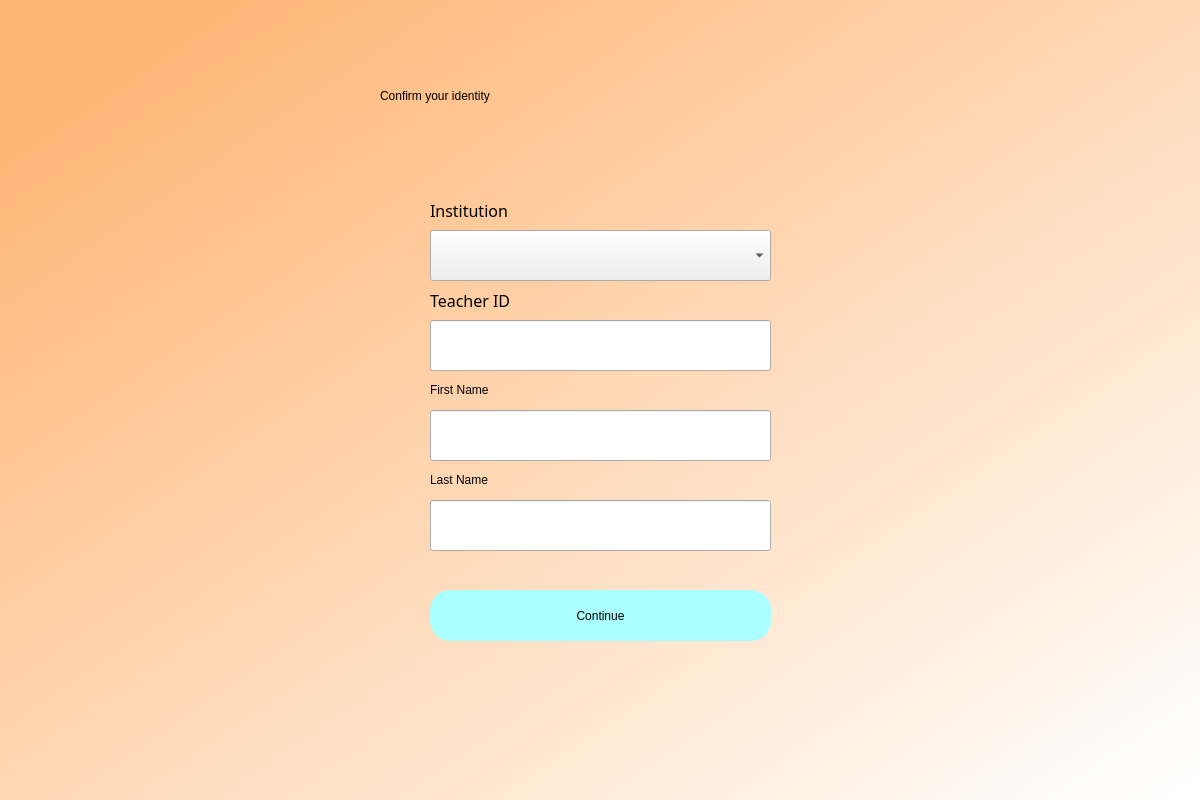
First picture: the form in teacher.ui, repository cnTalon/READ, before the edit.
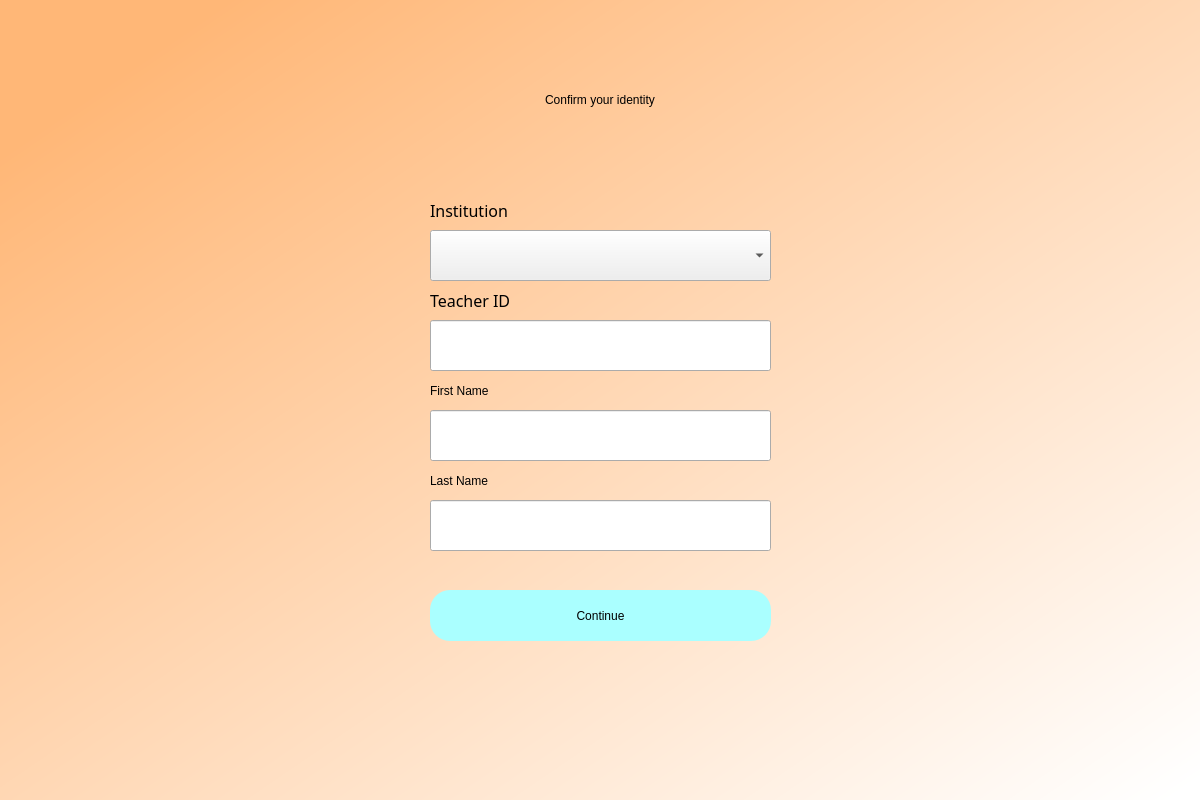
Second picture: the form after the edit.

Commit message: fixed label sizing

What changed in the file:
```diff
--- a/teacher.ui
+++ b/teacher.ui
@@ -27,23 +27,6 @@
 background-color:qlineargradient(spread:pad, x1:0.091, y1:0.101636, x2:0.991379, y2:0.977, stop:0 rgb(255, 183, 119), stop:1 rgba(255, 255, 255, 255));}
 </string>
    </property>
-   <widget class="QLabel" name="label">
-    <property name="geometry">
-     <rect>
-      <x>380</x>
-      <y>60</y>
-      <width>451</width>
-      <height>71</height>
-     </rect>
-    </property>
-    <property name="styleSheet">
-     <string notr="true">
-font: 36pt &quot;DengXian&quot;; color:rgb(0,0,0)</string>
-    </property>
-    <property name="text">
-     <string>Confirm your identity</string>
-    </property>
-   </widget>
    <widget class="QPushButton" name="signup">
     <property name="geometry">
      <rect>
@@ -76,47 +59,6 @@
 font: 12pt &quot;MS Shell Dlg 2&quot;;</string>
     </property>
    </widget>
-   <widget class="QLabel" name="label_3">
-    <property name="geometry">
-     <rect>
-      <x>430</x>
-      <y>290</y>
-      <width>81</width>
-      <height>20</height>
-     </rect>
-    </property>
-    <property name="font">
-     <font>
-      <family>DengXian</family>
-      <pointsize>12</pointsize>
-      <weight>50</weight>
-      <italic>false</italic>
-      <bold>false</bold>
-     </font>
-    </property>
-    <property name="styleSheet">
-     <string notr="true">font: 12pt &quot;DengXian&quot;;</string>
-    </property>
-    <property name="text">
-     <string>Teacher ID</string>
-    </property>
-   </widget>
-   <widget class="QLabel" name="label_4">
-    <property name="geometry">
-     <rect>
-      <x>430</x>
-      <y>380</y>
-      <width>81</width>
-      <height>20</height>
-     </rect>
-    </property>
-    <property name="styleSheet">
-     <string notr="true">font: 12pt &quot;DengXian&quot;;</string>
-    </property>
-    <property name="text">
-     <string>First Name</string>
-    </property>
-   </widget>
    <widget class="QLabel" name="error">
     <property name="geometry">
      <rect>
@@ -133,22 +75,6 @@
      <string/>
     </property>
    </widget>
-   <widget class="QLabel" name="label_5">
-    <property name="geometry">
-     <rect>
-      <x>430</x>
-      <y>470</y>
-      <width>81</width>
-      <height>20</height>
-     </rect>
-    </property>
-    <property name="styleSheet">
-     <string notr="true">font: 12pt &quot;DengXian&quot;;</string>
-    </property>
-    <property name="text">
-     <string>Last Name</string>
-    </property>
-   </widget>
    <widget class="QLineEdit" name="lastname">
     <property name="geometry">
      <rect>
@@ -177,31 +103,6 @@
 font: 12pt &quot;MS Shell Dlg 2&quot;;</string>
     </property>
    </widget>
-   <widget class="QLabel" name="label_6">
-    <property name="geometry">
-     <rect>
-      <x>430</x>
-      <y>200</y>
-      <width>81</width>
-      <height>20</height>
-     </rect>
-    </property>
-    <property name="font">
-     <font>
-      <family>DengXian</family>
-      <pointsize>12</pointsize>
-      <weight>50</weight>
-      <italic>false</italic>
-      <bold>false</bold>
-     </font>
-    </property>
-    <property name="styleSheet">
-     <string notr="true">font: 12pt &quot;DengXian&quot;;</string>
-    </property>
-    <property name="text">
-     <string>Institution</string>
-    </property>
-   </widget>
    <widget class="QComboBox" name="comboBox">
     <property name="geometry">
      <rect>
@@ -257,6 +158,135 @@
      <string/>
     </property>
    </widget>
+   <widget class="QWidget" name="verticalLayoutWidget">
+    <property name="geometry">
+     <rect>
+      <x>380</x>
+      <y>70</y>
+      <width>441</width>
+      <height>61</height>
+     </rect>
+    </property>
+    <layout class="QVBoxLayout" name="verticalLayout">
+     <item alignment="Qt::AlignHCenter|Qt::AlignVCenter">
+      <widget class="QLabel" name="label">
+       <property name="styleSheet">
+        <string notr="true">
+font: 36pt &quot;DengXian&quot;; color:rgb(0,0,0)</string>
+       </property>
+       <property name="text">
+        <string>Confirm your identity</string>
+       </property>
+      </widget>
+     </item>
+    </layout>
+   </widget>
+   <widget class="QWidget" name="verticalLayoutWidget_2">
+    <property name="geometry">
+     <rect>
+      <x>430</x>
+      <y>200</y>
+      <width>160</width>
+      <height>21</height>
+     </rect>
+    </property>
+    <layout class="QVBoxLayout" name="verticalLayout_2">
+     <item>
+      <widget class="QLabel" name="label_6">
+       <property name="font">
+        <font>
+         <family>DengXian</family>
+         <pointsize>12</pointsize>
+         <weight>50</weight>
+         <italic>false</italic>
+         <bold>false</bold>
+        </font>
+       </property>
+       <property name="styleSheet">
+        <string notr="true">font: 12pt &quot;DengXian&quot;;</string>
+       </property>
+       <property name="text">
+        <string>Institution</string>
+       </property>
+      </widget>
+     </item>
+    </layout>
+   </widget>
+   <widget class="QWidget" name="verticalLayoutWidget_3">
+    <property name="geometry">
+     <rect>
+      <x>430</x>
+      <y>290</y>
+      <width>160</width>
+      <height>21</height>
+     </rect>
+    </property>
+    <layout class="QVBoxLayout" name="verticalLayout_3">
+     <item>
+      <widget class="QLabel" name="label_3">
+       <property name="font">
+        <font>
+         <family>DengXian</family>
+         <pointsize>12</pointsize>
+         <weight>50</weight>
+         <italic>false</italic>
+         <bold>false</bold>
+        </font>
+       </property>
+       <property name="styleSheet">
+        <string notr="true">font: 12pt &quot;DengXian&quot;;</string>
+       </property>
+       <property name="text">
+        <string>Teacher ID</string>
+       </property>
+      </widget>
+     </item>
+    </layout>
+   </widget>
+   <widget class="QWidget" name="verticalLayoutWidget_4">
+    <property name="geometry">
+     <rect>
+      <x>430</x>
+      <y>380</y>
+      <width>160</width>
+      <height>21</height>
+     </rect>
+    </property>
+    <layout class="QVBoxLayout" name="verticalLayout_4">
+     <item>
+      <widget class="QLabel" name="label_4">
+       <property name="styleSheet">
+        <string notr="true">font: 12pt &quot;DengXian&quot;;</string>
+       </property>
+       <property name="text">
+        <string>First Name</string>
+       </property>
+      </widget>
+     </item>
+    </layout>
+   </widget>
+   <widget class="QWidget" name="verticalLayoutWidget_5">
+    <property name="geometry">
+     <rect>
+      <x>430</x>
+      <y>470</y>
+      <width>160</width>
+      <height>21</height>
+     </rect>
+    </property>
+    <layout class="QVBoxLayout" name="verticalLayout_5">
+     <item>
+      <widget class="QLabel" name="label_5">
+       <property name="styleSheet">
+        <string notr="true">font: 12pt &quot;DengXian&quot;;</string>
+       </property>
+       <property name="text">
+        <string>Last Name</string>
+       </property>
+      </widget>
+     </item>
+    </layout>
+   </widget>
   </widget>
  </widget>
  <resources>
```
The commit also changes 8 other files.
